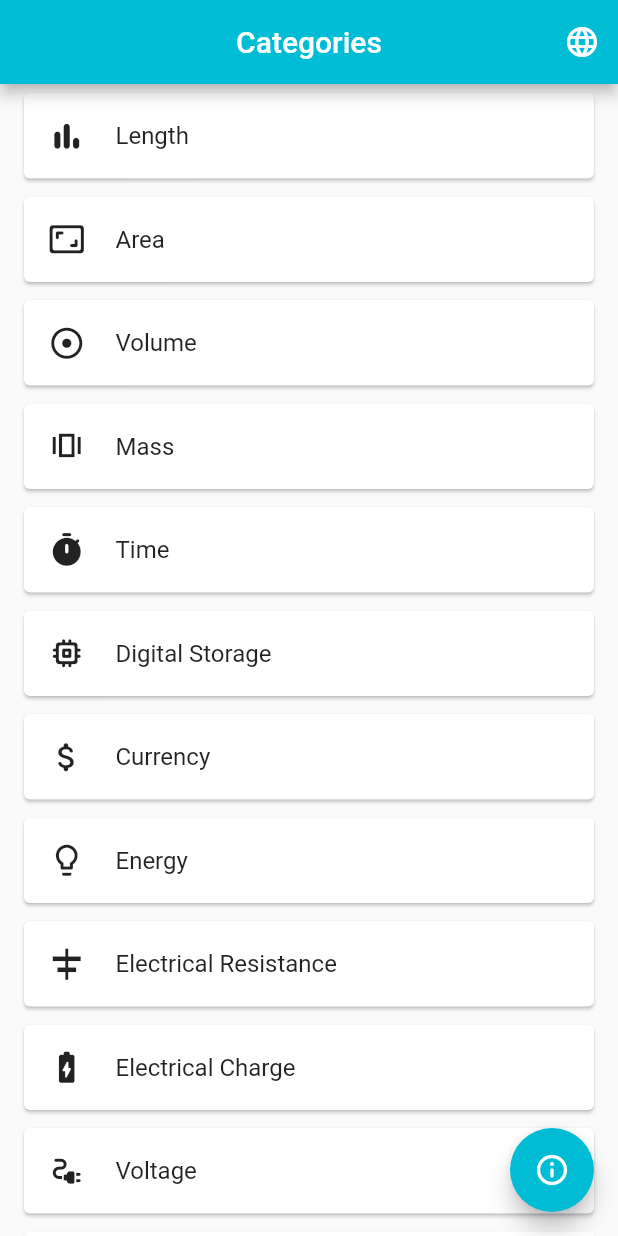
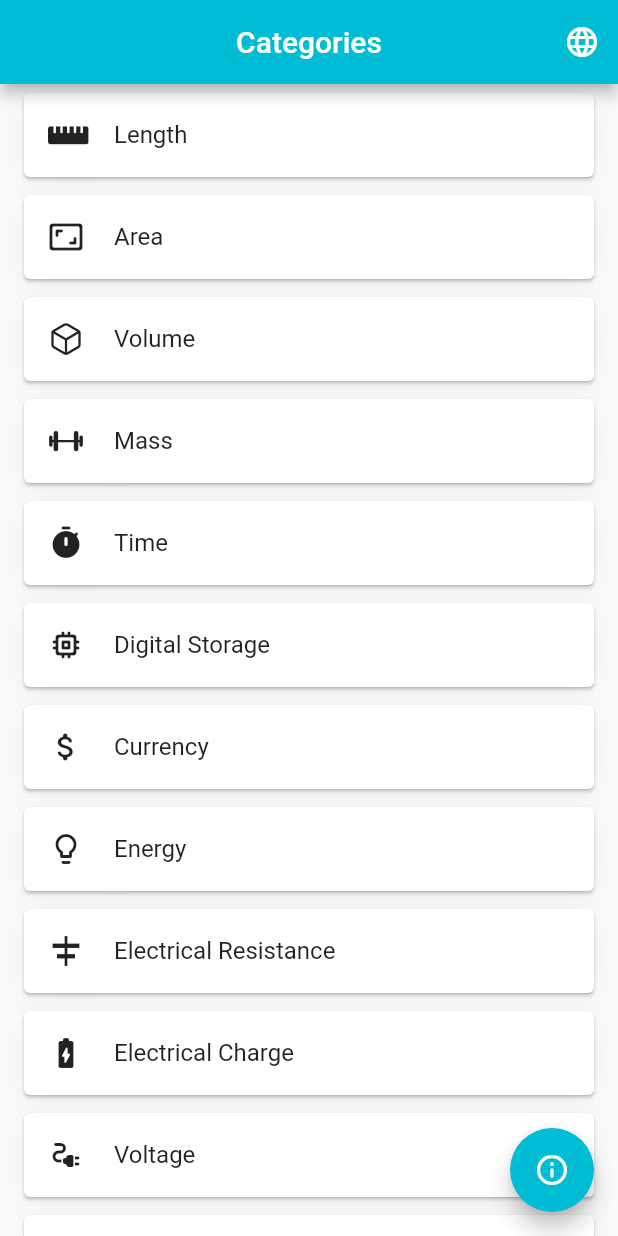
Before and after one commit to Franco904/unit-converter, a Flutter app: the CategoryListPage screen opened by its route, on a phone screen of 412 x 824 dp. Run offline on Flutter 3.47's test engine with Material 2 defaults, Android fonts, the phone set to English and light mode, and no system bars; our stand-ins replace flutter_secure_storage, font_awesome_flutter, get, ionicons; accounts and stored records are empty.

Commit message:
Altera ícones de categorias

```diff
--- a/lib/app/data/dao/category_dao.dart
+++ b/lib/app/data/dao/category_dao.dart
@@ -1,4 +1,6 @@
 import 'package:flutter/material.dart';
+import 'package:font_awesome_flutter/font_awesome_flutter.dart';
+import 'package:ionicons/ionicons.dart';
 import 'package:get/get.dart';
 
 class CategoryDao {
@@ -26,10 +28,10 @@ class CategoryDao {
 
   List<IconData> getCategoryIcons() {
     return [
-      Icons.bar_chart_rounded,
+      FontAwesomeIcons.rulerHorizontal,
       Icons.aspect_ratio_rounded,
-      Icons.adjust_rounded,
-      Icons.amp_stories_outlined,
+      Ionicons.cube_outline,
+      Ionicons.barbell_outline,
       Icons.timer_rounded,
       Icons.memory_rounded,
       Icons.attach_money_rounded,
@@ -38,7 +40,7 @@ class CategoryDao {
       Icons.battery_charging_full_rounded,
       Icons.electrical_services_rounded,
       Icons.waves_rounded,
-      Icons.text_rotation_down_sharp,
+      Ionicons.speedometer_outline,
       Icons.thermostat_rounded,
       Icons.speed_rounded,
     ];
--- a/lib/app/modules/category_list/local_widgets/category_tile.dart
+++ b/lib/app/modules/category_list/local_widgets/category_tile.dart
@@ -12,17 +12,27 @@ class CategoryTile extends StatelessWidget {
   @override
   Widget build(BuildContext context) {
     return Container(
-      decoration: BoxDecoration(borderRadius: BorderRadius.circular(8)),
+      decoration: BoxDecoration(
+        borderRadius: BorderRadius.circular(8),
+        boxShadow: [
+          BoxShadow(
+            offset: Offset(0, 4),
+            blurRadius: 16,
+            spreadRadius: -4,
+            color: Colors.grey.shade200,
+          ),
+        ],
+      ),
       child: Card(
         child: InkWell(
-          highlightColor: Colors.grey[100],
+          highlightColor: Colors.grey[200],
           splashColor: Colors.cyan.withOpacity(0.3),
           borderRadius: BorderRadius.circular(4),
           onTap: () => Get.to(() => UnitConverterPage(category: category)),
           child: Padding(
             padding: EdgeInsets.only(top: 16, right: 16, bottom: 16, left: 16),
             child: Row(crossAxisAlignment: CrossAxisAlignment.center, children: [
-              Center(child: Icon(category.icon, size: 25)),
+              Center(child: Icon(category.icon)),
               Center(
                 child: Padding(
                   padding: EdgeInsets.only(left: 20),
--- a/lib/app/modules/category_list/local_widgets/locale_tile.dart
+++ b/lib/app/modules/category_list/local_widgets/locale_tile.dart
@@ -13,7 +13,7 @@ class LocaleTile extends StatelessWidget {
     return SizedBox(
       height: 55,
       child: InkWell(
-        highlightColor: Colors.grey[100],
+        highlightColor: Colors.grey[200],
         splashColor: Colors.cyan.withOpacity(0.3),
         onTap: () async {
           Get.back();
--- a/pubspec.yaml
+++ b/pubspec.yaml
@@ -13,8 +13,12 @@ dependencies:
     sdk: flutter
 
   intl: ^0.17.0
+
+  # Icons
   cupertino_icons: ^1.0.2
   flutter_launcher_icons: ^0.9.2
+  font_awesome_flutter: ^9.2.0
+  ionicons: ^0.1.2
 
   # Data
   flutter_secure_storage: ^4.2.1
```
Also changed, not shown: lib/app/modules/unit_converter/unit_converter_page.dart (+5 -4 lines), lib/assets/images/ic_converter.png (renamed from lib/assets/icons/ic_converter.png), pubspec.lock.
